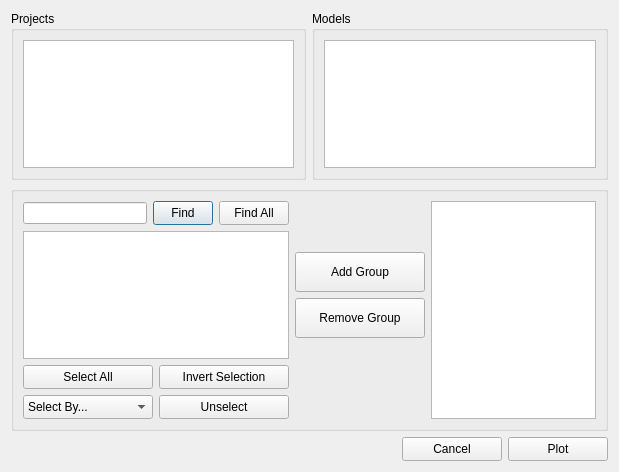
First picture: the form in src/Dialogs/ClassPlotDialog.ui, repository gmrandazzo/QStudioMetrics, before the edit.
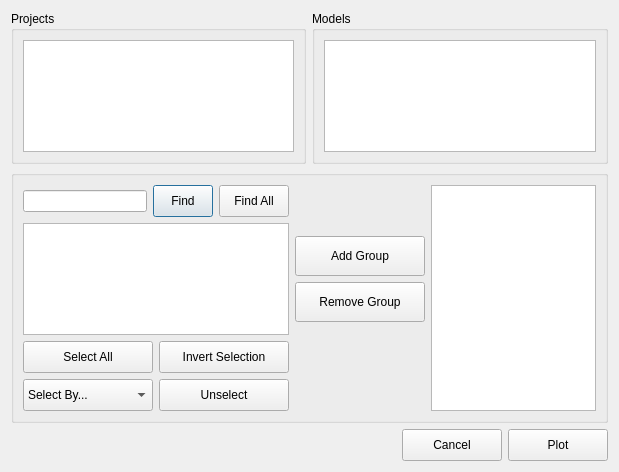
Second picture: the form after the edit.

```diff
--- a/src/Dialogs/ClassPlotDialog.ui
+++ b/src/Dialogs/ClassPlotDialog.ui
@@ -92,13 +92,13 @@
           <property name="minimumSize">
            <size>
             <width>60</width>
-            <height>24</height>
+            <height>32</height>
            </size>
           </property>
           <property name="maximumSize">
            <size>
             <width>60</width>
-            <height>24</height>
+            <height>32</height>
            </size>
           </property>
           <property name="text">
@@ -111,13 +111,13 @@
           <property name="minimumSize">
            <size>
             <width>70</width>
-            <height>24</height>
+            <height>32</height>
            </size>
           </property>
           <property name="maximumSize">
            <size>
             <width>70</width>
-            <height>24</height>
+            <height>32</height>
            </size>
           </property>
           <property name="text">
@@ -216,7 +216,13 @@
         <property name="minimumSize">
          <size>
           <width>130</width>
-          <height>24</height>
+          <height>32</height>
+         </size>
+        </property>
+        <property name="maximumSize">
+         <size>
+          <width>130</width>
+          <height>32</height>
          </size>
         </property>
         <property name="text">
@@ -229,13 +235,13 @@
         <property name="minimumSize">
          <size>
           <width>130</width>
-          <height>24</height>
+          <height>32</height>
          </size>
         </property>
         <property name="maximumSize">
          <size>
           <width>130</width>
-          <height>24</height>
+          <height>32</height>
          </size>
         </property>
         <property name="text">
@@ -248,13 +254,13 @@
         <property name="minimumSize">
          <size>
           <width>130</width>
-          <height>24</height>
+          <height>32</height>
          </size>
         </property>
         <property name="maximumSize">
          <size>
           <width>130</width>
-          <height>24</height>
+          <height>32</height>
          </size>
         </property>
         <item>
@@ -269,13 +275,13 @@
         <property name="minimumSize">
          <size>
           <width>130</width>
-          <height>24</height>
+          <height>32</height>
          </size>
         </property>
         <property name="maximumSize">
          <size>
           <width>130</width>
-          <height>24</height>
+          <height>32</height>
          </size>
         </property>
         <property name="text">
@@ -306,13 +312,13 @@
        <property name="minimumSize">
         <size>
          <width>100</width>
-         <height>24</height>
+         <height>32</height>
         </size>
        </property>
        <property name="maximumSize">
         <size>
          <width>100</width>
-         <height>24</height>
+         <height>32</height>
         </size>
        </property>
        <property name="text">
@@ -325,13 +331,13 @@
        <property name="minimumSize">
         <size>
          <width>100</width>
-         <height>24</height>
+         <height>32</height>
         </size>
        </property>
        <property name="maximumSize">
         <size>
          <width>100</width>
-         <height>24</height>
+         <height>32</height>
         </size>
        </property>
        <property name="text">
```
